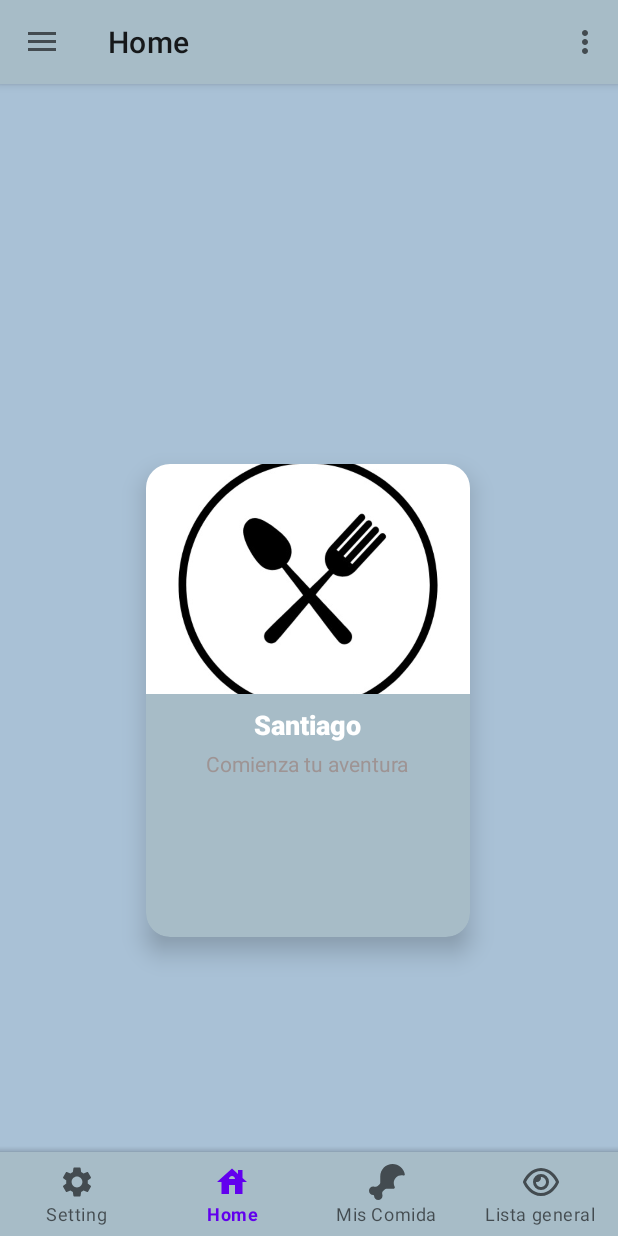
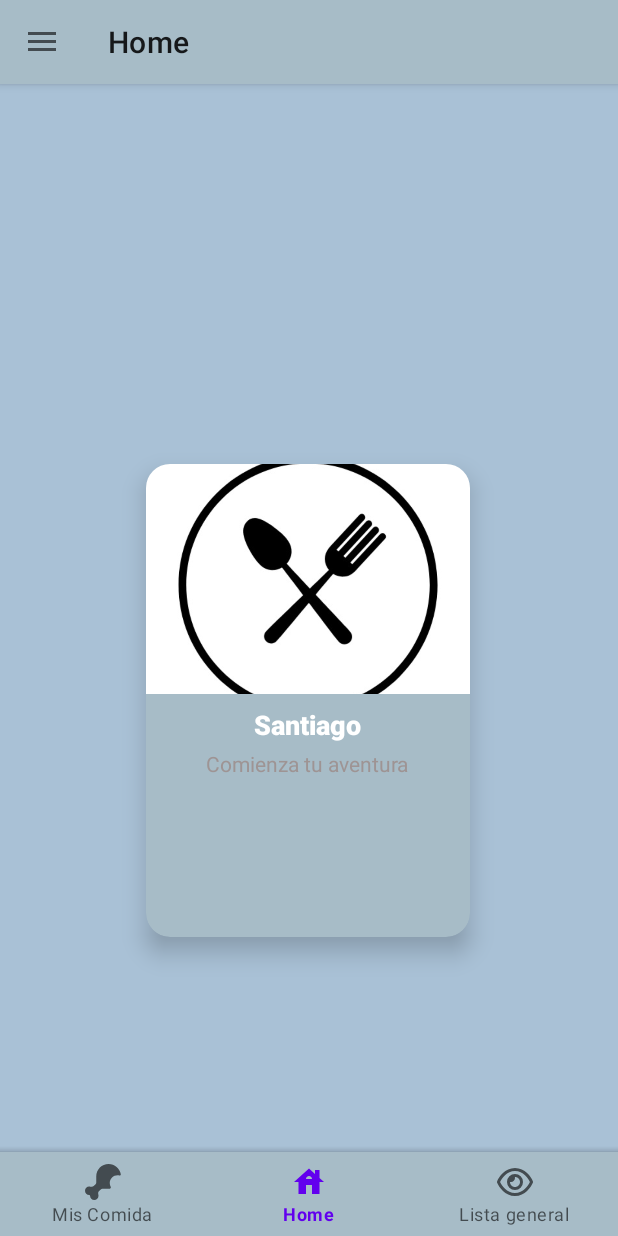
Before and after one commit to Santi0123/Food_Active, an Android app: the MainActivity screen opened directly, with no data from a screen before it, item 2 of the bottom bar chosen, on a phone screen of 412 x 824 dp. Run offline under Robolectric (Android 15) with nearby library versions, the light colour scheme and no system bars; our stand-ins replace Dagger/Hilt's generated code, navigation-ui; pictures from the network do not load.

Commit message:
he quitado el menu

```diff
--- a/app/src/main/java/com/example/gymactive/ui/views/activities/MainActivity.kt
+++ b/app/src/main/java/com/example/gymactive/ui/views/activities/MainActivity.kt
@@ -85,10 +85,7 @@ class MainActivity : AppCompatActivity() {
 
         bottomNavigationView.setOnNavigationItemSelectedListener { item ->
             when (item.itemId) {
-                R.id.settingMenu -> {
-                    navController.navigate(R.id.settingMenu)
-                    true
-                }
+
                 R.id.comidaMenu -> {
                     navController.navigate(R.id.comidaMenu)
                     true
--- a/app/src/main/res/menu/bottom_menu.xml
+++ b/app/src/main/res/menu/bottom_menu.xml
@@ -1,17 +1,5 @@
 <?xml version="1.0" encoding="utf-8"?>
 <menu xmlns:android="http://schemas.android.com/apk/res/android">
-    <item
-        android:id="@+id/settingMenu"
-        android:title="Setting"
-        android:enabled="true"
-
-        android:icon="@drawable/setting"/>
-
-    <item
-        android:id="@+id/home2"
-        android:title="Home"
-        android:enabled="true"
-        android:icon="@drawable/house"/>
 
     <item
         android:id="@+id/comidaMenu"
@@ -19,6 +7,12 @@
         android:enabled="true"
         android:icon="@drawable/comida"
         />
+
+    <item
+        android:id="@+id/home2"
+        android:title="Home"
+        android:enabled="true"
+        android:icon="@drawable/house"/>
     <item
         android:id="@+id/vistaGeneral"
         android:title="Lista general"
--- a/app/src/main/res/menu/menu.xml
+++ b/app/src/main/res/menu/menu.xml
@@ -2,7 +2,7 @@
 <menu xmlns:app="http://schemas.android.com/apk/res-auto"
     xmlns:android="http://schemas.android.com/apk/res/android">
 
-    <item
+    <!--<item
         android:id="@+id/comidaMenu"
         android:title="Mis Comida"
         android:icon="@drawable/comida"
@@ -16,6 +16,6 @@
     <item
         android:id="@+id/settingMenu"
         android:title="Setting"
-        android:icon="@drawable/setting"/>
+        android:icon="@drawable/setting"/>-->
 
 </menu>
```
